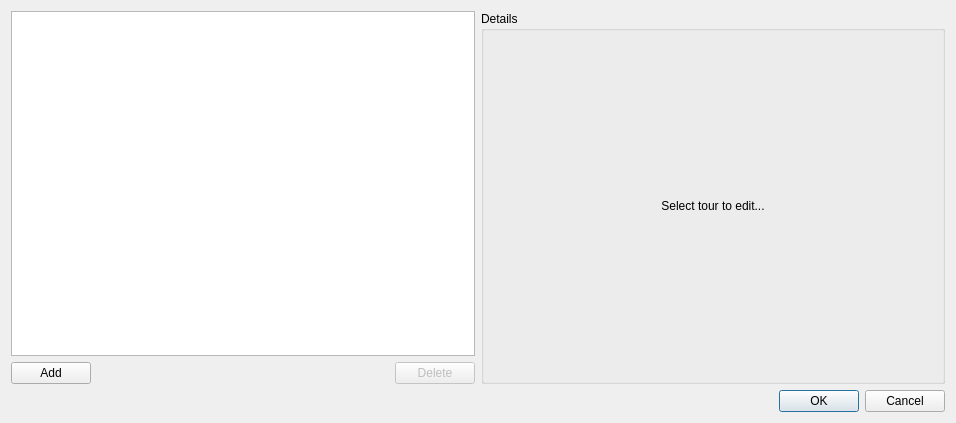
Above: client/src/ui/dialogs/ptz_tours_dialog.ui from networkoptix/nx_open before the change. Below: the same form after it.
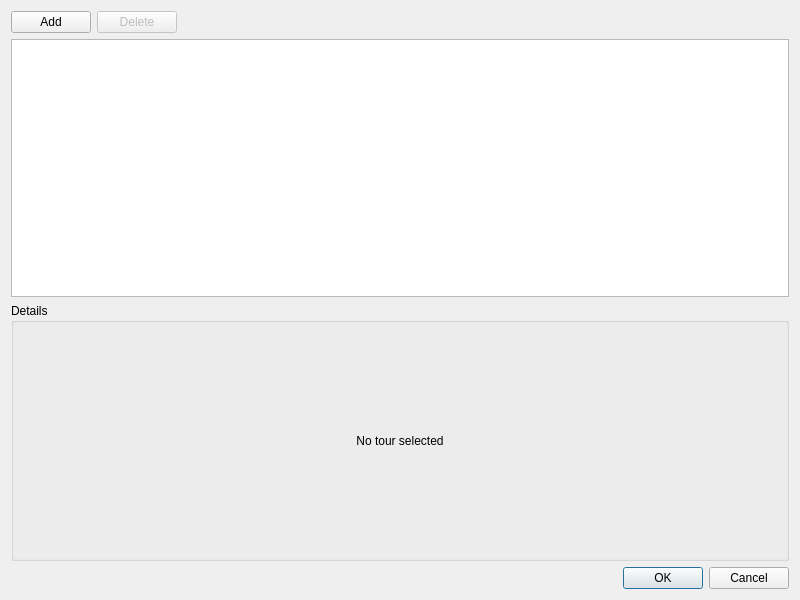
That is the form after the change. The open tabs and pages were chosen to show the change. Icons and pictures are not drawn. Custom widgets are drawn as their Qt base class.

Commit message:
Bug #2780: Improve dialog "Manage PTZ Tours..."
<==== Mercurial data ====>
Branch: master

Patch:
```diff
--- a/client/src/ui/dialogs/ptz_tours_dialog.ui
+++ b/client/src/ui/dialogs/ptz_tours_dialog.ui
@@ -6,43 +6,23 @@
    <rect>
     <x>0</x>
     <y>0</y>
-    <width>956</width>
-    <height>423</height>
+    <width>800</width>
+    <height>600</height>
    </rect>
   </property>
+  <property name="minimumSize">
+   <size>
+    <width>800</width>
+    <height>600</height>
+   </size>
+  </property>
   <property name="windowTitle">
    <string>Manage PTZ Tours...</string>
   </property>
   <property name="modal">
    <bool>true</bool>
   </property>
-  <layout class="QVBoxLayout" name="verticalLayout_3">
-   <item>
-    <layout class="QHBoxLayout" name="horizontalLayout_2" stretch="1,1">
-     <item>
-      <layout class="QVBoxLayout" name="verticalLayout">
-       <item>
-        <widget class="QTreeView" name="tourTable">
-         <property name="editTriggers">
-          <set>QAbstractItemView::NoEditTriggers</set>
-         </property>
-         <property name="selectionMode">
-          <enum>QAbstractItemView::SingleSelection</enum>
-         </property>
-         <property name="selectionBehavior">
-          <enum>QAbstractItemView::SelectRows</enum>
-         </property>
-         <property name="indentation">
-          <number>0</number>
-         </property>
-         <property name="itemsExpandable">
-          <bool>false</bool>
-         </property>
-         <property name="expandsOnDoubleClick">
-          <bool>false</bool>
-         </property>
-        </widget>
-       </item>
+  <layout class="QVBoxLayout" name="verticalLayout" stretch="0,1,1,0">
        <item>
         <layout class="QHBoxLayout" name="horizontalLayout">
          <item>
@@ -56,6 +36,20 @@
            </property>
           </widget>
          </item>
+     <item>
+      <widget class="QPushButton" name="deleteTourButton">
+       <property name="enabled">
+        <bool>false</bool>
+       </property>
+       <property name="text">
+        <string>Delete</string>
+       </property>
+       <property name="icon">
+        <iconset resource="../../../x64/build/client.qrc">
+         <normaloff>:/skin/buttons/remove.png</normaloff>:/skin/buttons/remove.png</iconset>
+       </property>
+      </widget>
+     </item>
          <item>
           <spacer name="horizontalSpacer">
            <property name="orientation">
@@ -69,30 +63,45 @@
            </property>
           </spacer>
          </item>
+    </layout>
+   </item>
          <item>
-          <widget class="QPushButton" name="deleteTourButton">
-           <property name="enabled">
+    <widget class="QnTableView" name="tableView">
+     <property name="editTriggers">
+      <set>QAbstractItemView::AllEditTriggers</set>
+     </property>
+     <property name="showDropIndicator" stdset="0">
             <bool>false</bool>
            </property>
-           <property name="text">
-            <string>Delete</string>
-           </property>
-           <property name="icon">
-            <iconset resource="../../../x64/build/client.qrc">
-             <normaloff>:/skin/buttons/remove.png</normaloff>:/skin/buttons/remove.png</iconset>
-           </property>
-          </widget>
-         </item>
-        </layout>
-       </item>
-      </layout>
+     <property name="alternatingRowColors">
+      <bool>true</bool>
+     </property>
+     <property name="selectionMode">
+      <enum>QAbstractItemView::SingleSelection</enum>
+     </property>
+     <property name="selectionBehavior">
+      <enum>QAbstractItemView::SelectRows</enum>
+     </property>
+     <property name="showGrid">
+      <bool>false</bool>
+     </property>
+     <attribute name="horizontalHeaderCascadingSectionResizes">
+      <bool>true</bool>
+     </attribute>
+     <attribute name="horizontalHeaderStretchLastSection">
+      <bool>true</bool>
+     </attribute>
+     <attribute name="verticalHeaderVisible">
+      <bool>false</bool>
+     </attribute>
+    </widget>
      </item>
      <item>
       <widget class="QGroupBox" name="groupBox">
        <property name="title">
         <string>Details</string>
        </property>
-       <layout class="QVBoxLayout" name="verticalLayout_4">
+     <layout class="QVBoxLayout" name="verticalLayout_2">
         <property name="leftMargin">
          <number>0</number>
         </property>
@@ -107,46 +116,19 @@
         </property>
         <item>
          <widget class="QStackedWidget" name="stackedWidget">
-          <property name="currentIndex">
-           <number>0</number>
-          </property>
           <widget class="QWidget" name="tourPage">
-           <layout class="QVBoxLayout" name="verticalLayout_2">
-            <property name="leftMargin">
-             <number>0</number>
-            </property>
-            <property name="topMargin">
-             <number>0</number>
-            </property>
-            <property name="rightMargin">
-             <number>0</number>
-            </property>
-            <property name="bottomMargin">
-             <number>0</number>
-            </property>
+         <layout class="QVBoxLayout" name="verticalLayout_3">
             <item>
              <widget class="QnPtzTourWidget" name="tourEditWidget" native="true"/>
             </item>
            </layout>
           </widget>
           <widget class="QWidget" name="noTourPage">
-           <layout class="QVBoxLayout" name="verticalLayout_5">
-            <property name="leftMargin">
-             <number>0</number>
-            </property>
-            <property name="topMargin">
-             <number>0</number>
-            </property>
-            <property name="rightMargin">
-             <number>0</number>
-            </property>
-            <property name="bottomMargin">
-             <number>0</number>
-            </property>
+         <layout class="QVBoxLayout" name="verticalLayout_4">
             <item>
              <widget class="QLabel" name="label">
               <property name="text">
-               <string>Select tour to edit...</string>
+             <string>No tour selected</string>
               </property>
               <property name="alignment">
                <set>Qt::AlignCenter</set>
@@ -160,8 +142,6 @@
        </layout>
       </widget>
      </item>
-    </layout>
-   </item>
    <item>
     <widget class="QDialogButtonBox" name="buttonBox">
      <property name="orientation">
@@ -175,6 +155,11 @@
   </layout>
  </widget>
  <customwidgets>
+  <customwidget>
+   <class>QnTableView</class>
+   <extends>QTableView</extends>
+   <header location="global">ui/widgets/table_view.h</header>
+  </customwidget>
   <customwidget>
    <class>QnPtzTourWidget</class>
    <extends>QWidget</extends>
```
Lines whose indentation alone changed are shown as unchanged. The commit also changes 8 other files.
